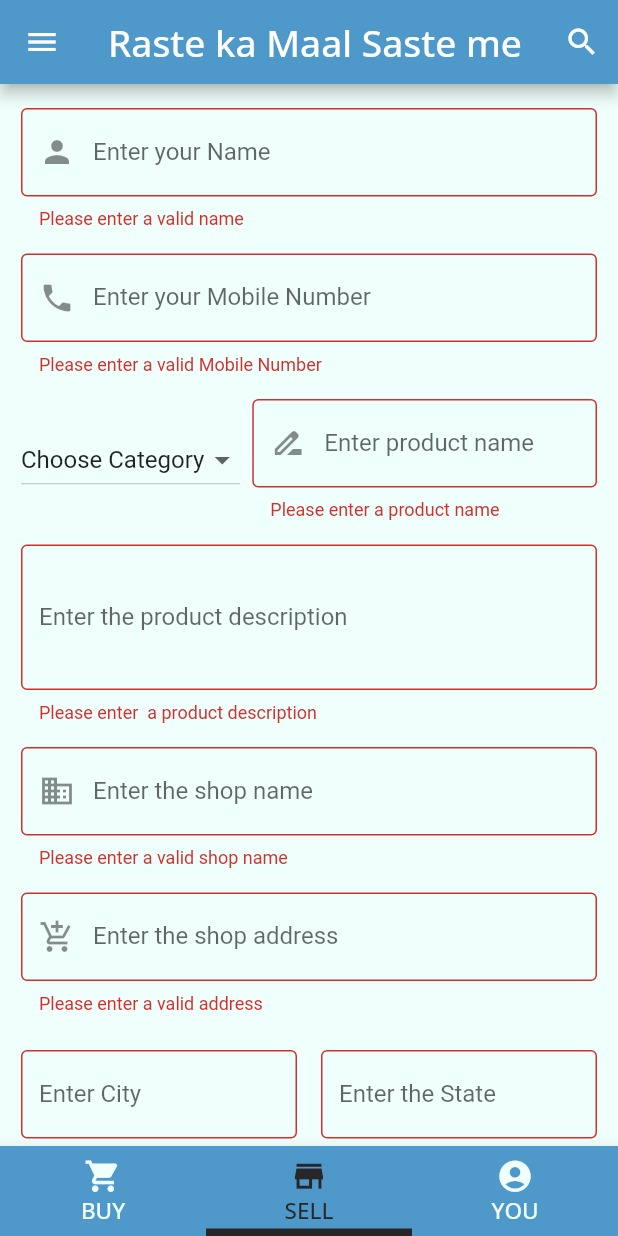
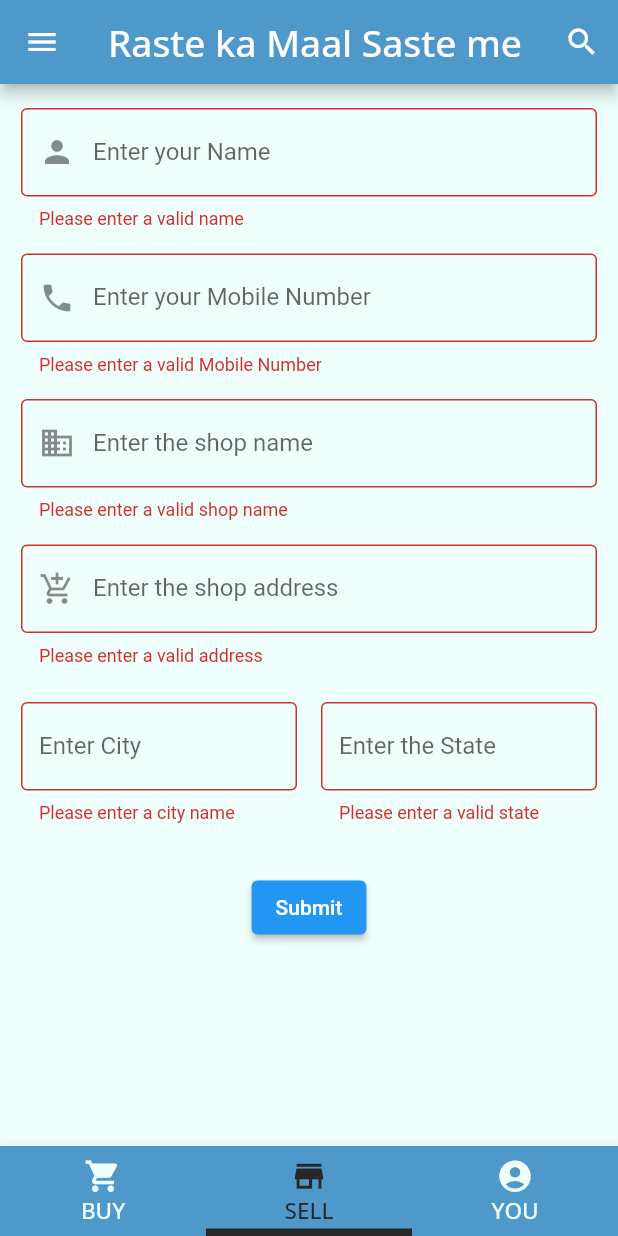
Before and after one commit to HackPartners01/main_app, a Flutter app: the screen it shows after launch, item 2 of the bottom bar chosen, after a tap on "Submit", on a phone screen of 412 x 824 dp. Run offline on Flutter 3.47's test engine with Material 2 defaults, Android fonts, the phone set to English and light mode, and no system bars; our stand-ins replace auto_size_text, font_awesome_flutter, google_fonts; statements that could not run were skipped.

Commit message:
Update sell_page.dart

```diff
--- a/lib/screens/sell_page.dart
+++ b/lib/screens/sell_page.dart
@@ -1,6 +1,9 @@
 import 'package:flutter/cupertino.dart';
 import 'package:flutter/material.dart';
-import 'package:main_app/Data Models/seller_info.dart';
+import 'package:main_app/Data Models/seller.dart';
+import 'package:main_app/screens/sell_page_part2.dart';
+import 'package:main_app/Data Models/product.dart ';
+
 
 class SellPage extends StatelessWidget {
   @override
@@ -18,7 +21,8 @@ class SellForm extends StatefulWidget {
 
 class SellFormState extends State<SellForm> {
   final _formKey = GlobalKey<FormState>();
-  final _sellerinfo = SellerInfo();
+  final _sellerinfo = Seller();
+  final _product = Product();
   @override
   Widget build(BuildContext context) {
     return Form(
@@ -45,8 +49,8 @@ class SellFormState extends State<SellForm> {
                     if (name.isEmpty) return 'Please enter a valid name';
                     return null;
                   },
-                  onSaved: (val) =>
-                      setState(() => _sellerinfo.sellerName = val), //TODO
+                  onSaved: (val)=>
+                      setState(() => _sellerinfo.name = val ),//TODO
                 ),
               ),
             ),
@@ -67,64 +71,13 @@ class SellFormState extends State<SellForm> {
                       return 'Please enter a valid Mobile Number';
                     return null;
                   },
-                  onSaved: (val) =>
-                      setState(() => _sellerinfo.phoneNumber = val), //TODO
+                  onSaved: (val)=>
+                      setState(() => _sellerinfo.contact = int.parse(val)),//TODO
                 ),
               ),
             ),
-            Container(
-              width: 400.0,
-              child: Padding(
-                padding:
-                    const EdgeInsets.only(left: 0, right: 8, top: 8, bottom: 8),
-                child: Row(
-                  children: [
-                    CategoryDropdown(),
-                    Expanded(
-                      child: Container(
-                        child: TextFormField(
-                          autocorrect: true,
-                          decoration: InputDecoration(
-                            labelText: 'Enter product name',
-                            prefixIcon: Icon(Icons.drive_file_rename_outline),
-                            border: OutlineInputBorder(),
-                          ),
-                          validator: (name) {
-                            if (name.isEmpty)
-                              return 'Please enter a product name';
-                            return null;
-                          },
-                          onSaved: (val) => setState(
-                              () => _sellerinfo.productName = val), //TODO
-                        ),
-                      ),
-                    ),
-                  ],
-                ),
-              ),
-            ),
-            Container(
-              width: 400.0,
-              child: Padding(
-                padding: const EdgeInsets.all(8.0),
-                child: TextFormField(
-                  keyboardType: TextInputType.multiline,
-                  minLines: 3,
-                  maxLines: 3,
-                  decoration: InputDecoration(
-                    labelText: 'Enter the product description',
-                    border: OutlineInputBorder(),
-                  ),
-                  validator: (desc) {
-                    if (desc.isEmpty)
-                      return 'Please enter  a product description';
-                    return null;
-                  },
-                  onSaved: (val) => setState(
-                      () => _sellerinfo.productDescription = val), //TODO
-                ),
-              ),
-            ),
+
+
             Container(
               width: 400.0,
               child: Padding(
@@ -139,8 +92,8 @@ class SellFormState extends State<SellForm> {
                     if (desc.isEmpty) return 'Please enter a valid shop name';
                     return null;
                   },
-                  onSaved: (val) =>
-                      setState(() => _sellerinfo.shopName = val), //TODO
+                  onSaved: (val)=>
+                      setState(() => _sellerinfo.shopName = val ),//TODO
                 ),
               ),
             ),
@@ -158,8 +111,8 @@ class SellFormState extends State<SellForm> {
                     if (desc.isEmpty) return 'Please enter a valid address';
                     return null;
                   },
-                  onSaved: (val) =>
-                      setState(() => _sellerinfo.shopAddress = val), //TODO
+                  onSaved: (val)=>
+                      setState(() => _sellerinfo.shopAddress = val ),//TODO
                 ),
               ),
             ),
@@ -172,7 +125,7 @@ class SellFormState extends State<SellForm> {
                     Expanded(
                       child: Padding(
                         padding:
-                            const EdgeInsets.only(top: 8, right: 8, bottom: 8),
+                        const EdgeInsets.only(top: 8, right: 8, bottom: 8),
                         child: Container(
                           child: TextFormField(
                             autocorrect: true,
@@ -185,8 +138,8 @@ class SellFormState extends State<SellForm> {
                                 return 'Please enter a city name';
                               return null;
                             },
-                            onSaved: (val) => setState(
-                                () => _sellerinfo.cityName = val), //TODO
+                            onSaved: (val)=>
+                                setState(() => _sellerinfo.shopAddress += val+" "),//TODO
                           ),
                         ),
                       ),
@@ -194,7 +147,7 @@ class SellFormState extends State<SellForm> {
                     Expanded(
                       child: Padding(
                         padding:
-                            const EdgeInsets.only(top: 8, bottom: 8, left: 8),
+                        const EdgeInsets.only(top: 8, bottom: 8, left: 8),
                         child: Container(
                           child: TextFormField(
                             autocorrect: true,
@@ -207,8 +160,8 @@ class SellFormState extends State<SellForm> {
                                 return 'Please enter a valid state';
                               return null;
                             },
-                            onSaved: (val) => setState(
-                                () => _sellerinfo.stateName = val), //TODO
+                            onSaved: (val)=>
+                                setState(() => _sellerinfo.shopAddress += val ),//TODO
                           ),
                         ),
                       ),
@@ -224,13 +177,19 @@ class SellFormState extends State<SellForm> {
                 onPressed: () {
                   final form = _formKey.currentState;
                   if (form.validate()) {
-                    if (_MyStatefulWidgetState.dropdownValue !=
-                        'Choose Category') {
+
                       form.save();
                       _sellerinfo.save();
-                    }
+
                     Scaffold.of(context).showSnackBar(
                         SnackBar(content: Text('Sahi hai bhai data!')));
+
+                      Navigator.push(
+                        context,
+                        MaterialPageRoute(
+                          builder: (context) => SellPage2(_sellerinfo),
+                        ),
+                      );
                   }
                 },
               ),
@@ -241,43 +200,3 @@ class SellFormState extends State<SellForm> {
     );
   }
 }
-
-class CategoryDropdown extends StatefulWidget {
-  CategoryDropdown({Key key}) : super(key: key);
-
-  @override
-  _MyStatefulWidgetState createState() => _MyStatefulWidgetState();
-}
-
-/// This is the private State class that goes with MyStatefulWidget.
-class _MyStatefulWidgetState extends State<CategoryDropdown> {
-  static String dropdownValue = 'Choose Category';
-
-  @override
-  Widget build(BuildContext context) {
-    return Padding(
-      padding: const EdgeInsets.all(8.0),
-      child: DropdownButton<String>(
-        value: dropdownValue,
-        elevation: 16,
-        onChanged: (String newValue) {
-          setState(() {
-            dropdownValue = newValue;
-          });
-        },
-        items: <String>[
-          'Choose Category',
-          'Category1',
-          'Category2',
-          'Category3',
-          'Category4'
-        ].map<DropdownMenuItem<String>>((String value) {
-          return DropdownMenuItem<String>(
-            value: value,
-            child: Text(value),
-          );
-        }).toList(),
-      ),
-    );
-  }
-}
```
